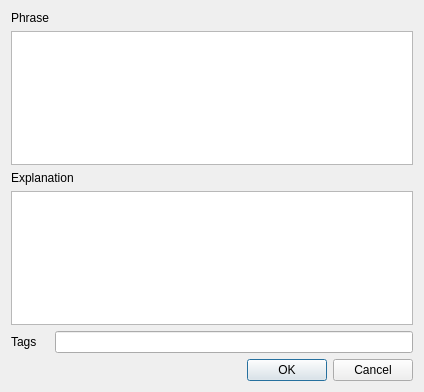
The window that AddPhraseDlg.ui (congchenutd/papernet) describes before a commit, drawn with Qt 5.
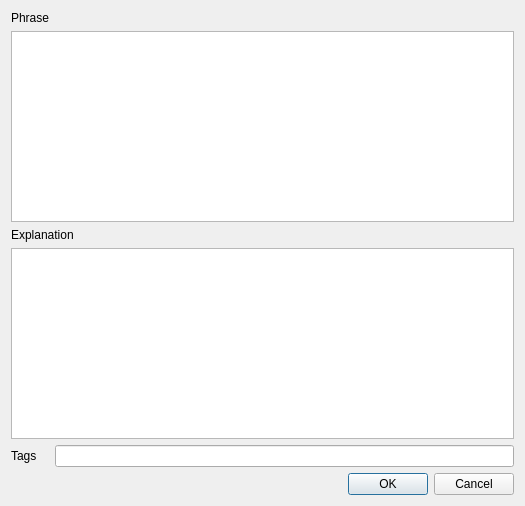
The same window after the commit.

What changed in the file:
```diff
--- a/AddPhraseDlg.ui
+++ b/AddPhraseDlg.ui
@@ -6,8 +6,8 @@
    <rect>
     <x>0</x>
     <y>0</y>
-    <width>424</width>
-    <height>392</height>
+    <width>525</width>
+    <height>506</height>
    </rect>
   </property>
   <property name="windowTitle">
```
